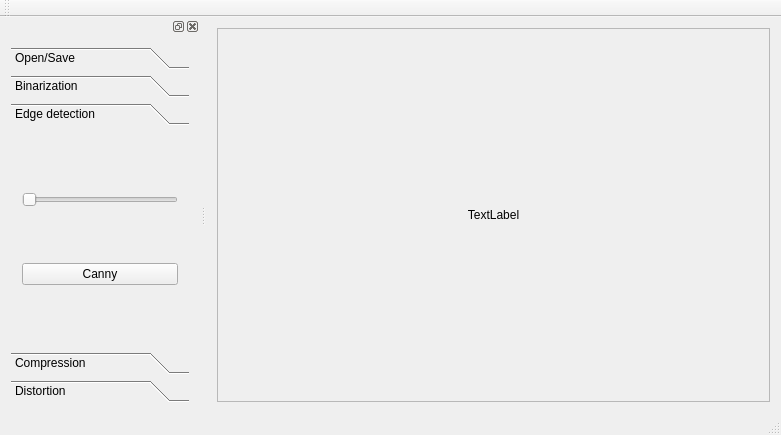
MATF-RS19/RS029-image-processing, file qt/ImageProcessing/mainwindow.ui: the form before one commit.
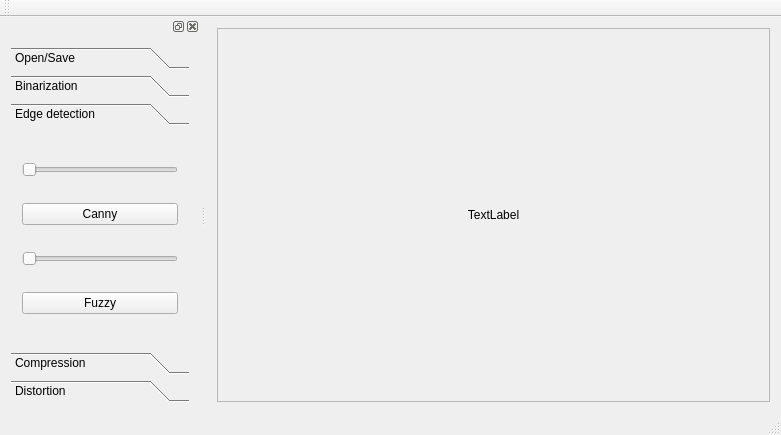
The form after the commit.

Commit message: fuzzy edge detection in Qt

The edit to the form file:
```diff
--- a/qt/ImageProcessing/mainwindow.ui
+++ b/qt/ImageProcessing/mainwindow.ui
@@ -136,9 +136,9 @@
         <property name="geometry">
          <rect>
           <x>0</x>
-          <y>0</y>
-          <width>182</width>
-          <height>68</height>
+          <y>-52</y>
+          <width>168</width>
+          <height>120</height>
          </rect>
         </property>
         <attribute name="label">
@@ -162,6 +162,20 @@
            </property>
           </widget>
          </item>
+         <item>
+          <widget class="QSlider" name="fuzzySlider">
+           <property name="orientation">
+            <enum>Qt::Horizontal</enum>
+           </property>
+          </widget>
+         </item>
+         <item>
+          <widget class="QPushButton" name="fuzzyButton">
+           <property name="text">
+            <string>Fuzzy</string>
+           </property>
+          </widget>
+         </item>
         </layout>
        </widget>
        <widget class="QWidget" name="page_4">
```
The commit also changes 5 other files.
